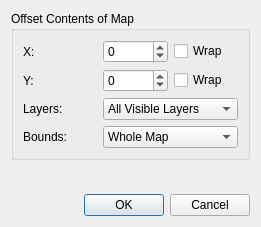
Qt form src/offsetmapdialog.ui (mapeditor/tiled) before a commit.
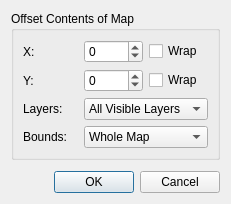
The same form after that commit.

```diff
--- a/src/offsetmapdialog.ui
+++ b/src/offsetmapdialog.ui
@@ -9,16 +9,10 @@
    <rect>
     <x>0</x>
     <y>0</y>
-    <width>261</width>
-    <height>227</height>
+    <width>238</width>
+    <height>212</height>
    </rect>
   </property>
-  <property name="sizePolicy">
-   <sizepolicy hsizetype="Fixed" vsizetype="Fixed">
-    <horstretch>0</horstretch>
-    <verstretch>0</verstretch>
-   </sizepolicy>
-  </property>
   <property name="windowTitle">
    <string>Offset Map</string>
   </property>
@@ -26,6 +20,9 @@
    <bool>false</bool>
   </property>
   <layout class="QVBoxLayout" name="verticalLayout_5">
+   <property name="sizeConstraint">
+    <enum>QLayout::SetFixedSize</enum>
+   </property>
    <item>
     <widget class="QGroupBox" name="offsetGroup">
      <property name="title">
```
